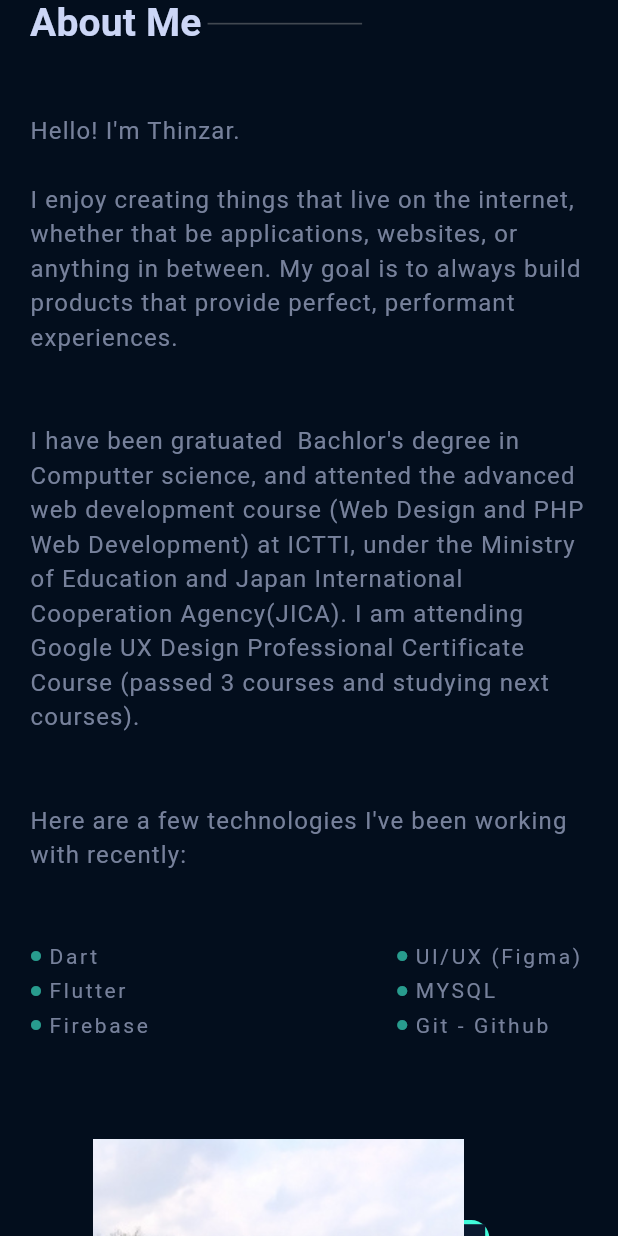
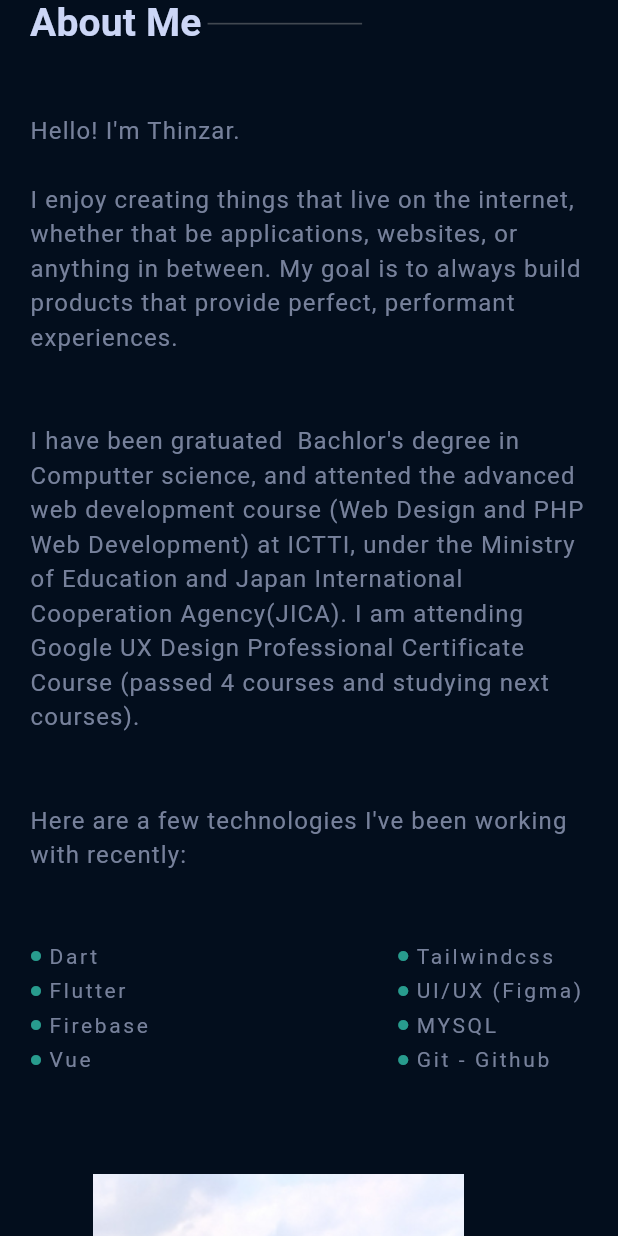
Before and after one commit to 1994TZW/portfolio, a Flutter app: the screen it shows after launch, scrolled down 576 dp, on a phone screen of 412 x 824 dp. Run offline on Flutter 3.47's test engine with Material 3 defaults, Android fonts, the phone set to English and light mode, and no system bars; our stand-ins replace font_awesome_flutter.

Commit message:
add experience

```diff
--- a/lib/model/experience_model.dart
+++ b/lib/model/experience_model.dart
@@ -16,6 +16,14 @@ class ExperienceModel extends ChangeNotifier {
         stacks: ['Flutter', "Firebase"],
         tools: ["Figma", "Visual Studio Code"],
         id: "2",
+        title: "Ecom",
+        desc:
+            "Ecom is a shopping App. This app showcases a user interface (UI) design concept for a e-commerce mobile application.",
+        photo: "assets/ecom.jpg"),
+    Experience(
+        stacks: ['Flutter', "Firebase"],
+        tools: ["Figma", "Visual Studio Code"],
+        id: "3",
         title: "Top One",
         desc:
             "This app is buying oil with card system for individual and corporate users. Users can make their own cards by using this app and can easily view all stations on map.It can use for android/IOS view.",
@@ -23,7 +31,7 @@ class ExperienceModel extends ChangeNotifier {
     Experience(
         stacks: ['Flutter', "Firebase"],
         tools: ["Figma", "Visual Studio Code"],
-        id: "3",
+        id: "4",
         title: "Fuel Quota System",
         desc:
             "FQS is giving for oil quota. FQS can work with web view. User can chat each other on online for their requirements and then can also view the latest updated price for each product.",
@@ -31,21 +39,21 @@ class ExperienceModel extends ChangeNotifier {
     Experience(
         stacks: ['Flutter', "Firebase"],
         tools: ["Figma", "Visual Studio Code"],
-        id: "4",
-        title: "KSH Stock",
+        id: "5",
+        title: "APS Stock",
         desc:
-            "KSH Stock is using for both version Android and IOS. It can easily find spare parts of backhoes, trucks, excavators, and bulldozers. It can provide high quality products & excellent services at competitive prices.",
+            "APS Stock is using for both version Android and IOS. It can easily find spare parts of backhoes, trucks, excavators, and bulldozers. It can provide high quality products & excellent services at competitive prices.",
         photo: "assets/ksh.jpg"),
     Experience(
         stacks: ['Flutter', "Firebase"],
         tools: ["Figma", "Visual Studio Code"],
-        id: "5",
+        id: "6",
         title: "Foresight",
         desc:
             "Foresight can use for mobile and web views. It can work for petrol stations management such as products, devices, projects and customer supports. It can check the task of each engineer, and inventory of export/import product lists of each warehouse.",
         photo: "assets/sme.jpg"),
     Experience(
-        id: "6",
+        id: "7",
         title: "OK Energy",
         stacks: ['Flutter', "Firebase"],
         tools: ["Figma", "Visual Studio Code"],
@@ -55,7 +63,7 @@ class ExperienceModel extends ChangeNotifier {
     Experience(
         stacks: ['Flutter', "Firebase", "SQL"],
         tools: ["Figma", "Visual Studio Code"],
-        id: "7",
+        id: "8",
         title: "FCS Logistics",
         desc:
             "FCS Logistics can use for mobile and web views.It can easily track your packages and instant notification of your packages status.",
@@ -63,16 +71,10 @@ class ExperienceModel extends ChangeNotifier {
     Experience(
         stacks: ['Flutter', "Firebase"],
         tools: ["Figma", "Visual Studio Code"],
-        id: "8",
+        id: "9",
         title: "RF Rating",
         desc:
             "This app is a car service rating app. Users can give rating feedback for their services by using this app.It can use for mobile and tablet view.",
         photo: "assets/car_service.jpg"),
-    // Experience(
-    //     id: "8",
-    //     title: "Petro K",
-    //     desc:
-    //         "This app is buying oil with card system. Users can make their own cards by using this app and can easily view all stations on map.It can use for mobile view.",
-    //     photo: "assets/petro_k.jpg")
   ];
 }
--- a/lib/pages/about_page.dart
+++ b/lib/pages/about_page.dart
@@ -52,7 +52,7 @@ class AboutPage extends StatelessWidget {
                     ),
                     LocalText(
                       text:
-                          "I have been gratuated  Bachlor's degree in Computter science, and attented the advanced web development course (Web Design and PHP Web Development) at ICTTI, under the Ministry of Education and Japan International Cooperation Agency(JICA). I am attending Google UX Design Professional Certificate Course (passed 3 courses and studying next courses).\n\n",
+                          "I have been gratuated  Bachlor's degree in Computter science, and attented the advanced web development course (Web Design and PHP Web Development) at ICTTI, under the Ministry of Education and Japan International Cooperation Agency(JICA). I am attending Google UX Design Professional Certificate Course (passed 4 courses and studying next courses).\n\n",
                       textsize: 16.0,
                       color: textColor,
                       letterSpacing: 0.75,
@@ -80,16 +80,20 @@ class AboutPage extends StatelessWidget {
                             ItemRow(text: "Flutter"),
                             SizedBox(height: 3),
                             ItemRow(text: "Firebase"),
+                            SizedBox(height: 3),
+                            ItemRow(text: "Vue"),
                           ],
                         ),
                       ),
                       SizedBox(
-                        width: size.width * 0.15,
+                        width: size.width * 0.2,
                         child: const Column(
                           children: [
+                            ItemRow(text: "Tailwindcss"),
+                            SizedBox(height: 3),
                             ItemRow(text: "UI/UX (Figma)"),
                             SizedBox(height: 3),
-                            ItemRow(text: "MYSQL"),
+                            ItemRow(text: "SQLite, MYSQL"),
                             SizedBox(height: 3),
                             ItemRow(text: "Git - Github"),
                           ],
--- a/lib/pages/mobile_page.dart
+++ b/lib/pages/mobile_page.dart
@@ -104,7 +104,7 @@ class MobilePage extends StatelessWidget {
                     ),
                     LocalText(
                       text:
-                          "I have been gratuated  Bachlor's degree in Computter science, and attented the advanced web development course (Web Design and PHP Web Development) at ICTTI, under the Ministry of Education and Japan International Cooperation Agency(JICA). I am attending Google UX Design Professional Certificate Course (passed 3 courses and studying next courses).\n\n",
+                          "I have been gratuated  Bachlor's degree in Computter science, and attented the advanced web development course (Web Design and PHP Web Development) at ICTTI, under the Ministry of Education and Japan International Cooperation Agency(JICA). I am attending Google UX Design Professional Certificate Course (passed 4 courses and studying next courses).\n\n",
                       textsize: 16.0,
                       color: textColor,
                       letterSpacing: 0.75,
@@ -119,8 +119,10 @@ class MobilePage extends StatelessWidget {
                   ],
                 ),
                 Row(
+                  crossAxisAlignment: CrossAxisAlignment.start,
                   children: [
-                    const Column(
+                    const Flexible(
+                      child: Column(
                         crossAxisAlignment: CrossAxisAlignment.start,
                         children: [
                           ItemRow(text: "Dart"),
@@ -128,18 +130,25 @@ class MobilePage extends StatelessWidget {
                           ItemRow(text: "Flutter"),
                           SizedBox(height: 3),
                           ItemRow(text: "Firebase"),
+                          SizedBox(height: 3),
+                          ItemRow(text: "Vue"),
                         ],
                       ),
-                    SizedBox(width: size.height / 5),
-                    const Column(
+                    ),
+                    SizedBox(width: size.height / 7),
+                    const Flexible(
+                      child: Column(
                         crossAxisAlignment: CrossAxisAlignment.start,
                         children: [
+                          ItemRow(text: "Tailwindcss"),
+                          SizedBox(height: 3),
                           ItemRow(text: "UI/UX (Figma)"),
                           SizedBox(height: 3),
                           ItemRow(text: "MYSQL"),
                           SizedBox(height: 3),
                           ItemRow(text: "Git - Github"),
                         ],
+                      ),
                     ),
                   ],
                 ),
@@ -195,10 +204,12 @@ class MobilePage extends StatelessWidget {
                   SizedBox(
                     width: MediaQuery.of(context).size.width * 0.01,
                   ),
-                  Container(
+                  Flexible(
+                    child: Container(
                       width: size.width / 4,
                       height: 1.10,
                       color: Colors.grey.withOpacity(0.4),
+                    ),
                   ),
                 ],
               ),
@@ -315,14 +326,23 @@ class MobilePage extends StatelessWidget {
               ),
               const SizedBox(width: 10),
               Flexible(
-                      child: Row(children: e.stacks.asMap().entries.map((s) => Padding(
-                        padding: const EdgeInsets.only(left: 2,right: 2),
-                        child: Text("${s.value} ${(e.stacks.length-1)> s.key?',':''}",style: TextStyle(
+                  child: Row(
+                      children: e.stacks
+                          .asMap()
+                          .entries
+                          .map((s) => Padding(
+                                padding:
+                                    const EdgeInsets.only(left: 2, right: 2),
+                                child: Text(
+                                  "${s.value} ${(e.stacks.length - 1) > s.key ? ',' : ''}",
+                                  style: TextStyle(
                                     fontSize: 16.0,
                                     color: textColor,
                                     letterSpacing: 0.75,
-                        ),),
-                      )).toList())                    )
+                                  ),
+                                ),
+                              ))
+                          .toList()))
             ],
           ),
           const SizedBox(height: 5),
@@ -338,14 +358,23 @@ class MobilePage extends StatelessWidget {
               ),
               const SizedBox(width: 10),
               Flexible(
-                      child: Row(children: e.tools.asMap().entries.map((s) => Padding(
-                        padding: const EdgeInsets.only(left: 2,right: 2),
-                        child: Text("${s.value} ${(e.tools.length-1)> s.key?',':''}",style: TextStyle(
+                  child: Row(
+                      children: e.tools
+                          .asMap()
+                          .entries
+                          .map((s) => Padding(
+                                padding:
+                                    const EdgeInsets.only(left: 2, right: 2),
+                                child: Text(
+                                  "${s.value} ${(e.tools.length - 1) > s.key ? ',' : ''}",
+                                  style: TextStyle(
                                     fontSize: 16.0,
                                     color: textColor,
                                     letterSpacing: 0.75,
-                        ),),
-                      )).toList())                    )
+                                  ),
+                                ),
+                              ))
+                          .toList()))
             ],
           )
         ],
--- a/lib/pages/web_page.dart
+++ b/lib/pages/web_page.dart
@@ -39,8 +39,8 @@ class WebPage extends StatelessWidget {
                     icon: const Icon(FontAwesomeIcons.linkedin),
                     color: iconColor,
                     onPressed: () {
-                       method.launchURL(
-                            ContactType.linkedin, "https://www.linkedin.com/in/thin-zar-win-5859b6247/");
+                      method.launchURL(ContactType.linkedin,
+                          "https://www.linkedin.com/in/thin-zar-win-5859b6247/");
                     },
                     iconSize: 16.0,
                   ),
@@ -51,8 +51,8 @@ class WebPage extends StatelessWidget {
                       color: iconColor,
                       iconSize: 16.0,
                       onPressed: () {
-                         method.launchURL(
-                            ContactType.facebook, "https://www.facebook.com/thinzar.win.3990?mibextid=ZbWKwL");
+                        method.launchURL(ContactType.facebook,
+                            "https://www.facebook.com/thinzar.win.3990?mibextid=ZbWKwL");
                       }),
                   const SizedBox(height: 10),
                   IconButton(
@@ -61,8 +61,7 @@ class WebPage extends StatelessWidget {
                       color: iconColor,
                       iconSize: 16.0,
                       onPressed: () {
-                        method.launchURL(
-                            ContactType.phone, "+959254506208");
+                        method.launchURL(ContactType.phone, "+959254506208");
                       }),
                   const SizedBox(height: 10),
                   IconButton(
@@ -87,7 +86,7 @@ class WebPage extends StatelessWidget {
             ),
             Expanded(
               child: ScrollConfiguration(
-                 behavior: const ScrollBehavior().copyWith(overscroll: false),
+                behavior: const ScrollBehavior().copyWith(overscroll: false),
                 child: SingleChildScrollView(
                   child: Column(
                     crossAxisAlignment: CrossAxisAlignment.start,
@@ -137,9 +136,10 @@ class WebPage extends StatelessWidget {
                       ),
                       SizedBox(height: size.height * .12),
                       const AboutPage(),
+                      SizedBox(height: size.height * .07),
                       const ExperiencePage(),
                       Center(
-                          child:  Text(
+                          child: Text(
                         "©2022 Thinzar Win. All Rights Reserved.",
                         style: TextStyle(
                           color: textColor,
--- a/lib/widget/item_row.dart
+++ b/lib/widget/item_row.dart
@@ -10,18 +10,15 @@ class ItemRow extends StatelessWidget {
   Widget build(BuildContext context) {
     return Row(
       children: [
-        Icon(
-          Icons.circle,
-          color: secondaryColor.withOpacity(0.6),
-          size: 8.0,
-        ),
+        Icon(Icons.circle, color: secondaryColor.withOpacity(0.6), size: 8.0),
         SizedBox(
           width: MediaQuery.of(context).size.width * 0.01,
         ),
-        Text(
+        Flexible(
+            child: Text(
           text,
           style: TextStyle(color: textColor, letterSpacing: 1.75),
-        )
+        ))
       ],
     );
   }
```
Also changed, not shown: assets/ecom.jpg (added), assets/ksh.jpg. Lines whose indentation alone changed are shown as unchanged.
